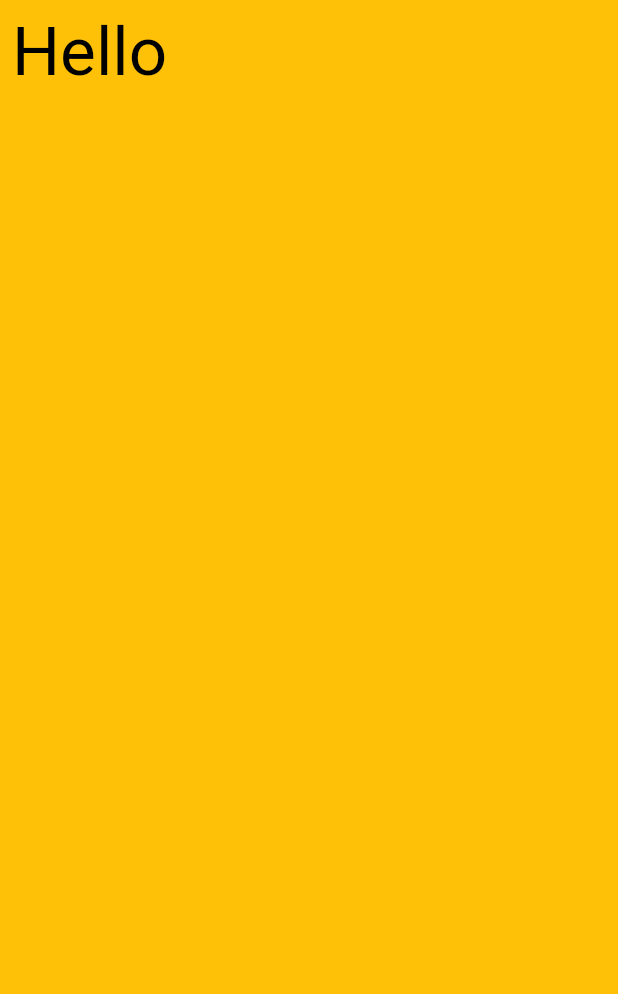
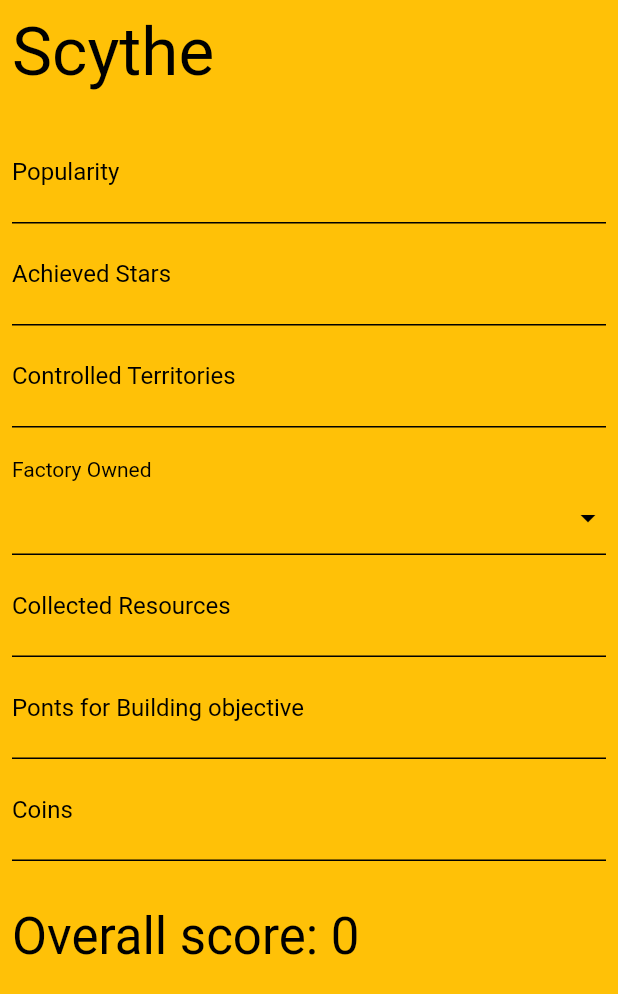
Before and after one commit to cesn4/block_test, a Flutter app: the screen it shows after launch, on a phone screen of 412 x 824 dp. Shown: the top 994 px of the screen. Run offline on Flutter 3.47's test engine with Material 2 defaults, Android fonts, the phone set to English and light mode, and no system bars; our stand-ins replace bloc, equatable, firebase_auth, firebase_core, flutter_bloc, formz and 3 more; missing offline and left inert: firebase_auth_platform_interface; accounts and stored records are empty.

Commit message:
sheet generated

```diff
--- a/lib/board_score/board_score.dart
+++ b/lib/board_score/board_score.dart
@@ -1,21 +1,144 @@
+import 'package:block_test/board_score/data/scythe_mock.dart';
+import 'package:block_test/board_score/models/calculation_sheet.dart';
 import 'package:block_test/widgets/extensions/base_extension.dart';
+import 'package:block_test/widgets/inputs/basic_dropown_field.dart';
+import 'package:block_test/widgets/inputs/basic_text_field.dart';
 import 'package:block_test/widgets/layout/main_layout.dart';
 import 'package:flutter/material.dart';
 
-class BoardScorePage extends StatelessWidget with BaseExtension {
+class BoardScorePage extends StatefulWidget {
   const BoardScorePage({Key? key}) : super(key: key);
 
   @override
+  State<BoardScorePage> createState() => _BoardScorePageState();
+}
+
+class _BoardScorePageState extends State<BoardScorePage> with BaseExtension {
+  late CalculationSheet sheet;
+
+  @override
+  void initState() {
+    super.initState();
+    sheet = CalculationSheet.fromJson(scytheMock);
+  }
+
+  @override
   Widget build(BuildContext context) {
+    void handleInputChange({
+      required String inputId,
+      required String value,
+    }) {
+      print(value);
+      // Creates a Dummy for modifications;
+      final dummySheet = sheet;
+
+      // Index of the input will be modified;
+      final activeInputIndex =
+          sheet.inputs.indexWhere((element) => element.id == inputId);
+
+      // Modified input;
+      final modifiedInput = dummySheet.inputs[activeInputIndex]
+          .copyWith(input_value: value != '' ? num.parse(value) : null);
+
+      // Change existing state with modified one;
+      dummySheet.inputs.removeAt(activeInputIndex);
+      dummySheet.inputs.insert(activeInputIndex, modifiedInput);
+
+      //Set state
+      setState(() {
+        sheet = dummySheet;
+      });
+    }
+
+    num getOverallScore() {
+      num score = 0;
+
+      sheet.inputs.forEach(
+        (element) {
+          if (element.action != 'passive' &&
+              element.input_value != null &&
+              element.input_value != '') {
+            num dependencyMultiplier = 1;
+
+            // If there is dependencies;
+            if (element.dependencies.isNotEmpty) {
+              // Find current vlaue of dependency input;
+              CalculationSheetInput dependencyInput = sheet.inputs.firstWhere(
+                  (input) => input.id == element.dependencies.first.id);
+
+              if (dependencyInput.input_value != null) {
+                // Asign multiplier value for first value witch is matches;
+                dependencyMultiplier = element.dependencies
+                    .firstWhere((dependency) =>
+                        dependency.max_value > dependencyInput.input_value!)
+                    .multiplier;
+              }
+            }
+
+            num multipliedValue =
+                (element.input_value! * element.default_multiplier) *
+                    dependencyMultiplier;
+
+            if (element.action == 'increment') {
+              score = score + multipliedValue;
+            } else if (element.action == 'decrement') {
+              score = score - multipliedValue;
+            }
+          }
+        },
+      );
+
+      return score;
+    }
+
+    print(sheet.inputs[0]);
+
     return MainLayout(
-      child: Padding(
+      child: SingleChildScrollView(
         padding: const EdgeInsets.all(8.0),
         child: Column(
           crossAxisAlignment: CrossAxisAlignment.start,
           children: [
-            Text(
-              'Hello',
-              style: textTheme(context).headline3,
+            Padding(
+              padding: const EdgeInsets.only(bottom: 20),
+              child: Text(
+                sheet.title,
+                style: textTheme(context).headline3,
+              ),
+            ),
+            ...sheet.inputs.map(
+              (input) {
+                switch (input.type) {
+                  case 'number':
+                    return BasicTextField(
+                      label: input.label,
+                      onChanged: (e) =>
+                          handleInputChange(inputId: input.id, value: e),
+                      errorText: null,
+                      inputType: TextInputType.number,
+                      initialValue: input.input_value != null
+                          ? input.input_value.toString()
+                          : null,
+                    );
+                  case 'dropdown':
+                    return BasicDropdownField(
+                      label: input.label,
+                      currentValue: input.input_value,
+                      onChanged: (e) => handleInputChange(
+                          inputId: input.id, value: e.toString()),
+                      options: input.asnwers!,
+                    );
+                  default:
+                    return const SizedBox();
+                }
+              },
+            ),
+            Padding(
+              padding: const EdgeInsets.only(top: 30),
+              child: Text(
+                'Overall score: ${getOverallScore()}',
+                style: textTheme(context).headline4,
+              ),
             ),
           ],
         ),
--- a/lib/board_score/data/scythe_mock.dart
+++ b/lib/board_score/data/scythe_mock.dart
@@ -4,71 +4,69 @@
     {
       'id': 'scythe_popularity',
       'type': 'number',
-      'value': null,
       'default_multiplier': 1,
       'label': 'Popularity',
       'action': 'passive',
-      'dependency': [],
+      'dependencies': [],
     },
     {
       'id': 'scythe_stars',
-      'value': null,
       'type': 'number',
       'default_multiplier': 1,
       'label': 'Achieved Stars',
       'value_type': 'passive',
       'action': 'increment',
       'dependencies': [
-        {'input_id': 'scythe_stars', 'min_value': 0, 'multiplier': 3},
-        {'input_id': 'scythe_stars', 'min_value': 7, 'multiplier': 4},
-        {'input_id': 'scythe_stars', 'min_value': 13, 'multiplier': 5},
+        {'id': 'scythe_popularity', 'max_value': 6, 'multiplier': 3},
+        {'id': 'scythe_popularity', 'max_value': 12, 'multiplier': 4},
+        {'id': 'scythe_popularity', 'max_value': 18, 'multiplier': 5},
       ],
     },
     {
       'id': 'scythe_territories',
-      'value': null,
       'type': 'number',
       'default_multiplier': 1,
       'label': 'Controlled Territories',
       'value_type': 'active',
       'action': 'increment',
       'dependencies': [
-        {'input_id': 'scythe_stars', 'min_value': 0, 'multiplier': 2},
-        {'input_id': 'scythe_stars', 'min_value': 7, 'multiplier': 3},
-        {'input_id': 'scythe_stars', 'min_value': 13, 'multiplier': 4},
+        {'id': 'scythe_popularity', 'max_value': 6, 'multiplier': 2},
+        {'id': 'scythe_popularity', 'max_value': 12, 'multiplier': 3},
+        {'id': 'scythe_popularity', 'max_value': 18, 'multiplier': 4},
       ],
     },
     {
       'id': 'scythe_factory',
-      'value': 3,
-      'type': 'radio',
+      'type': 'dropdown',
       'default_multiplier': 1,
+      'asnwers': [
+        {"id": 'scythe_factory_positive', "value": 3, "label": "Yes"},
+        {"id": 'scythe_factory_negative', "value": 0, "label": "No"},
+      ],
       'label': 'Factory Owned',
       'value_type': 'active',
       'action': 'increment',
       'dependencies': [
-        {'input_id': 'scythe_stars', 'min_value': 0, 'multiplier': 2},
-        {'input_id': 'scythe_stars', 'min_value': 7, 'multiplier': 3},
-        {'input_id': 'scythe_stars', 'min_value': 13, 'multiplier': 4},
+        {'id': 'scythe_popularity', 'max_value': 6, 'multiplier': 2},
+        {'id': 'scythe_popularity', 'max_value': 12, 'multiplier': 3},
+        {'id': 'scythe_popularity', 'max_value': 18, 'multiplier': 4},
       ],
     },
     {
       'id': 'scythe_recourses',
-      'value': null,
       'type': 'number',
       'default_multiplier': 0.5,
       'label': 'Collected Resources',
       'value_type': 'active',
       'action': 'increment',
       'dependencies': [
-        {'input_id': 'scythe_stars', 'min_value': 0, 'multiplier': 1},
-        {'input_id': 'scythe_stars', 'min_value': 7, 'multiplier': 2},
-        {'input_id': 'scythe_stars', 'min_value': 13, 'multiplier': 3},
+        {'id': 'scythe_popularity', 'max_value': 6, 'multiplier': 1},
+        {'id': 'scythe_popularity', 'max_value': 12, 'multiplier': 2},
+        {'id': 'scythe_popularity', 'max_value': 18, 'multiplier': 3},
       ],
     },
     {
       'id': 'scythe_building',
-      'value': null,
       'type': 'number',
       'default_multiplier': 1,
       'label': 'Ponts for Building objective',
@@ -78,7 +76,6 @@
     },
     {
       'id': 'scythe_coins',
-      'value': null,
       'type': 'number',
       'default_multiplier': 1,
       'label': 'Coins',
--- /dev/null
+++ b/lib/board_score/models/calculation_sheet.dart
@@ -0,0 +1,57 @@
+import 'package:freezed_annotation/freezed_annotation.dart';
+
+part 'calculation_sheet.freezed.dart';
+part 'calculation_sheet.g.dart';
+
+@freezed
+class CalculationSheet with _$CalculationSheet {
+  factory CalculationSheet({
+    required String title,
+    required List<CalculationSheetInput> inputs,
+    num? overall_score,
+  }) = _CalculationSheet;
+
+  factory CalculationSheet.fromJson(Map<String, dynamic> json) =>
+      _$CalculationSheetFromJson(json);
+}
+
+@freezed
+class CalculationSheetInput with _$CalculationSheetInput {
+  factory CalculationSheetInput({
+    required String id,
+    required String type,
+    required num default_multiplier,
+    required String label,
+    required String action,
+    required List<CalculationSheetInputDependency> dependencies,
+    List<CalculationSheetInputAnswer>? asnwers,
+    num? input_value,
+  }) = _CalculationSheetInput;
+
+  factory CalculationSheetInput.fromJson(Map<String, dynamic> json) =>
+      _$CalculationSheetInputFromJson(json);
+}
+
+@freezed
+class CalculationSheetInputDependency with _$CalculationSheetInputDependency {
+  factory CalculationSheetInputDependency({
+    required String id,
+    required num max_value,
+    required num multiplier,
+  }) = _CalculationSheetInputDependency;
+
+  factory CalculationSheetInputDependency.fromJson(Map<String, dynamic> json) =>
+      _$CalculationSheetInputDependencyFromJson(json);
+}
+
+@freezed
+class CalculationSheetInputAnswer with _$CalculationSheetInputAnswer {
+  factory CalculationSheetInputAnswer({
+    required String id,
+    required String label,
+    required num value,
+  }) = _CalculationSheetInputAnswer;
+
+  factory CalculationSheetInputAnswer.fromJson(Map<String, dynamic> json) =>
+      _$CalculationSheetInputAnswerFromJson(json);
+}
--- /dev/null
+++ b/lib/widgets/inputs/basic_dropown_field.dart
@@ -0,0 +1,59 @@
+import 'package:block_test/board_score/models/calculation_sheet.dart';
+import 'package:block_test/widgets/extensions/base_extension.dart';
+import 'package:flutter/material.dart';
+
+class BasicDropdownField extends StatelessWidget with BaseExtension {
+  final List<CalculationSheetInputAnswer> options;
+  final num? currentValue;
+  final String label;
+  final void Function(num?) onChanged;
+  const BasicDropdownField(
+      {Key? key,
+      required this.options,
+      this.currentValue,
+      required this.onChanged,
+      required this.label})
+      : super(key: key);
+
+  @override
+  Widget build(BuildContext context) {
+    print(currentValue);
+
+    return Container(
+      padding: const EdgeInsets.only(top: 20),
+      decoration: BoxDecoration(
+          border: Border(bottom: BorderSide(color: colors(context).secondary))),
+      child: Column(
+        crossAxisAlignment: CrossAxisAlignment.start,
+        children: [
+          Text(
+            label,
+            style: textTheme(context).bodyText2,
+          ),
+          DropdownButton(
+              value: currentValue,
+              elevation: 0,
+              isExpanded: true,
+              style: textTheme(context).headline1,
+              iconEnabledColor: colors(context).secondary,
+              underline: const SizedBox(),
+              dropdownColor: colors(context).primary,
+              items: options
+                  .map(
+                    (e) => DropdownMenuItem(
+                      value: e.value,
+                      child: Container(
+                          alignment: Alignment.centerLeft,
+                          child: Text(
+                            e.label,
+                            style: textTheme(context).headline6!,
+                          )),
+                    ),
+                  )
+                  .toList(),
+              onChanged: onChanged),
+        ],
+      ),
+    );
+  }
+}
```
Also changed, not shown: lib/board_score/models/calculation_sheet.freezed.dart (added), lib/board_score/models/calculation_sheet.g.dart (added).
